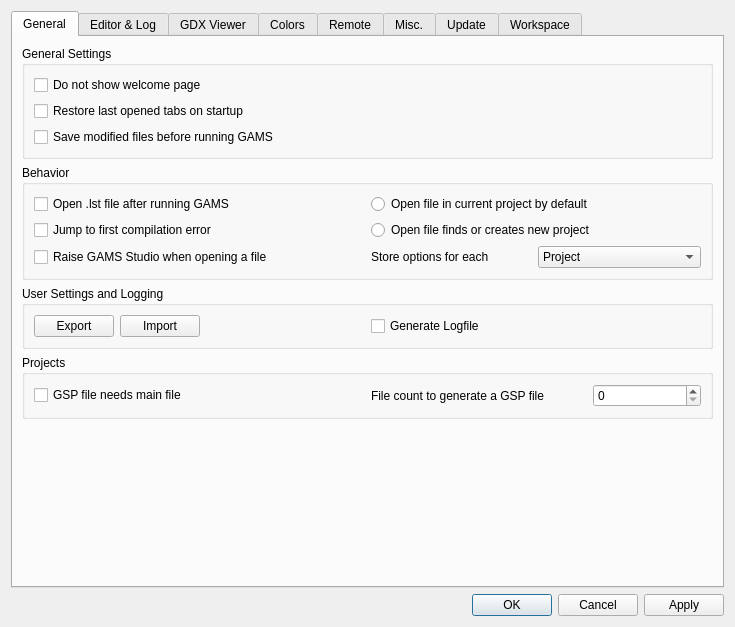
Above: src/settingsdialog.ui from GAMS-dev/studio before the change. Below: the same form after it.
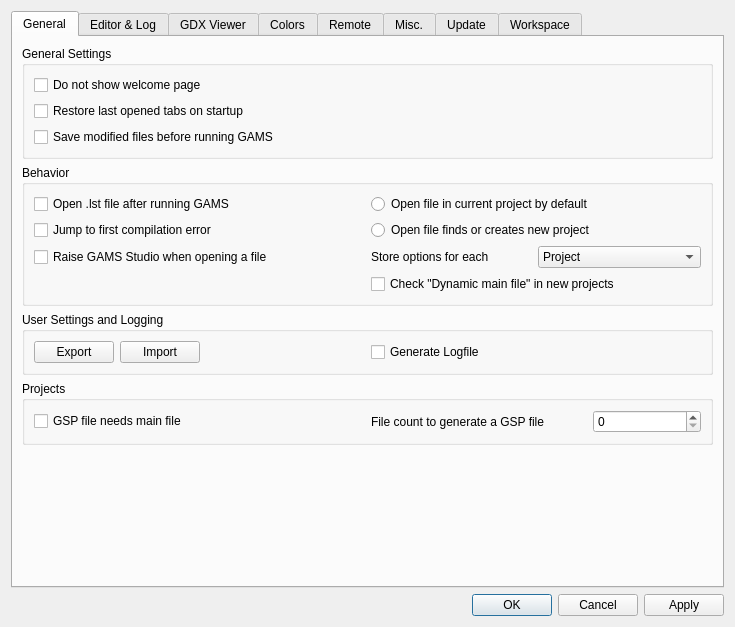
That is the form after the change. Icons and pictures are not drawn.

Commit message: add dynamic main file

```diff
--- a/src/settingsdialog.ui
+++ b/src/settingsdialog.ui
@@ -297,6 +297,13 @@
             </layout>
            </widget>
           </item>
+          <item row="3" column="1">
+           <widget class="QCheckBox" name="cb_dynamicMainFile">
+            <property name="text">
+             <string>Check &quot;Dynamic main file&quot; in new projects</string>
+            </property>
+           </widget>
+          </item>
          </layout>
         </widget>
        </item>
```
Left out of the diff: 54 changed lines with no effect on the pictures. The commit also changes 12 other files.
